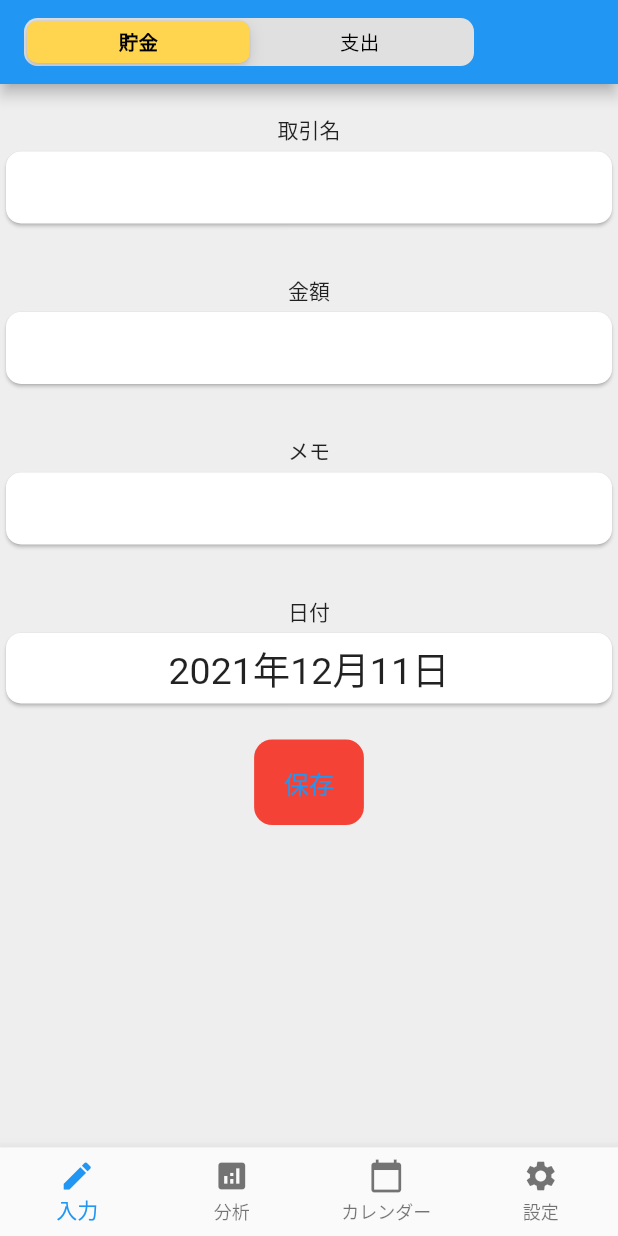
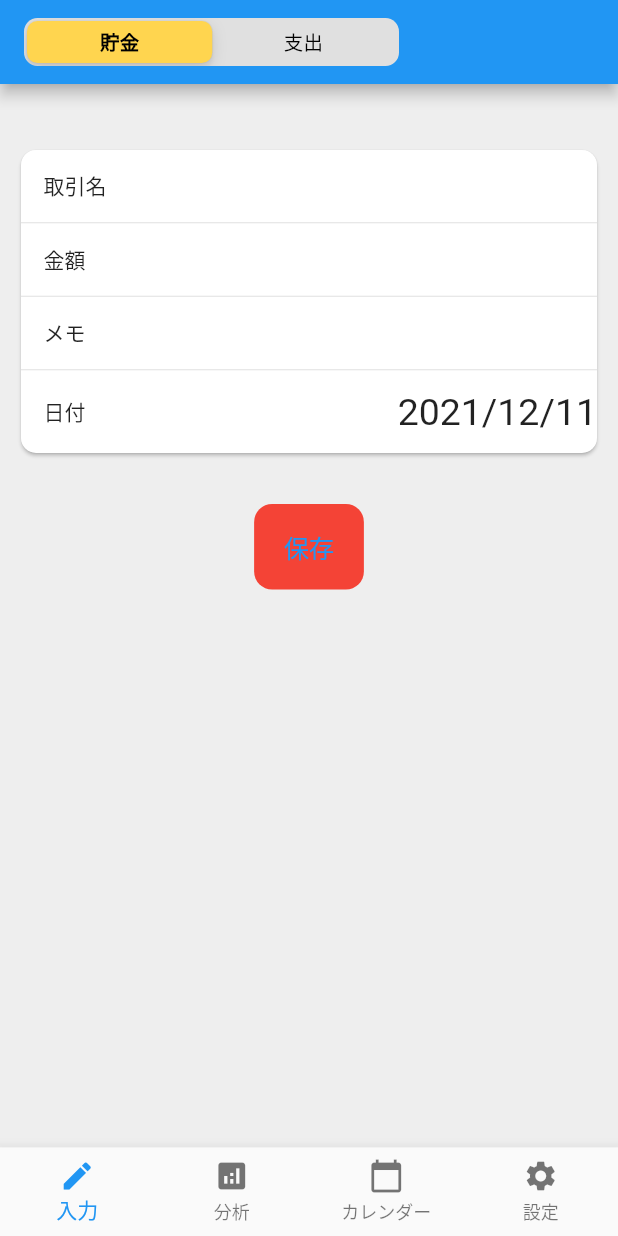
Before and after one commit to ShimamuraKaisei/flutter_virtuality_saving_app, a Flutter app: the screen it shows after launch, on a phone screen of 412 x 824 dp. Run offline on Flutter 3.47's test engine with Material 2 defaults, Android fonts, the light colour scheme and no system bars; our stand-ins replace flutter_hooks, hooks_riverpod, sqflite, state_notifier, table_calendar; accounts and stored records are empty.

Commit message:
commit47
trade追加ページのUI変更①

```diff
--- a/lib/presentation/calendar_trade/widget/calendar_trade/calendar_trade.dart
+++ b/lib/presentation/calendar_trade/widget/calendar_trade/calendar_trade.dart
@@ -67,7 +67,7 @@ class CalendarTrade extends HookWidget {
         return isSameDay(_selectedDay, day);
       },
       onDaySelected: (selectedDay, focuseDay) {
-        // if (!isSameDay(_selectedDay, selectedDay)) {
+        // if (!isSameDay(_selectedDay, selectedDay)) { //このままだと当日をタップしても関数が実行されない
         // context.read(calendarTradeController.notifier).getCurrentDate(selectedDay);//今の所使ってない
         //⏬
         context.read(tradeSelectController.notifier).selectDateOnTap(selectedDay);
--- a/lib/presentation/common/date_field_card.dart
+++ b/lib/presentation/common/date_field_card.dart
@@ -16,30 +16,33 @@ class DateFieldCard extends HookWidget {
     return Container(
       child: Column(
         children: [
-          SizedBox(height: 20),
-          Text(title),
+          // SizedBox(height: 20),
           InkWell(
             child: SizedBox(
               width: double.infinity,
               height: 55,
-              child: Card(
-                shape: RoundedRectangleBorder(
-                  borderRadius: BorderRadius.circular(10),
-                ),
-                child: Center(
-                  child: Text(
-                    DateFormat('yyyy年M月d日').format(selectedDate!),
-                    textAlign: TextAlign.center,
-                    style: TextStyle(fontSize: 25),
+              child: Row(
+                mainAxisAlignment: MainAxisAlignment.spaceBetween,
+                children: [
+                  Container(
+                    padding: EdgeInsets.only(left: 15),
+                    child: Text(title),
                   ),
-                ),
+                  Center(
+                    child: Text(
+                      DateFormat('yyyy/M/d').format(selectedDate!),
+                      textAlign: TextAlign.center,
+                      style: TextStyle(fontSize: 25),
+                    ),
+                  ),
+                ],
               ),
             ),
             onTap: () {
               dateSelectController.selectDateFromPicker(context);
             }, //⬅️ここでDatePickerを表示する
           ),
-          SizedBox(height: 20),
+          // SizedBox(height: 20),
         ],
       ),
     );
--- a/lib/presentation/common/money_text_field_card/money_text_field_card.dart
+++ /dev/null
@@ -1,50 +0,0 @@
-import 'package:flutter/cupertino.dart';
-import 'package:flutter/material.dart';
-import 'package:flutter/services.dart';
-import 'package:flutter_hooks/flutter_hooks.dart';
-// import 'package:keyboard_actions/keyboard_actions.dart';
-
-//取引金額、取引名、メモを入力するTextFieldを囲うCardWidget
-class MoneyTextFieldCard extends HookWidget {
-  final TextEditingController textEditingController;
-  final String title;
-  final TextInputType type;
-  final TextInputFormatter format;
-  // final FocusNode focusNode;
-  const MoneyTextFieldCard({
-    Key? key,
-    required this.textEditingController,
-    required this.title,
-    required this.type,
-    required this.format,
-    // required this.focusNode,
-  }) : super(key: key);
-
-  @override
-  Widget build(BuildContext context) {
-    return Container(
-      child: Column(
-        children: [
-          SizedBox(height: 20),
-          Text(title),
-          Card(
-            shape: RoundedRectangleBorder(
-              borderRadius: BorderRadius.circular(10),
-            ),
-            child: TextField(
-              // focusNode: focusNode,
-              inputFormatters: [format], //予定外のtextがTextFieldに入力されることを防ぐ（コピペ防止）
-              controller: textEditingController,
-              keyboardType: type, //キーボード指定
-              textAlign: TextAlign.center,
-              decoration: InputDecoration(
-                border: InputBorder.none,
-              ),
-            ),
-          ),
-          SizedBox(height: 10),
-        ],
-      ),
-    );
-  }
-}
--- a/lib/presentation/common/text_field_card.dart
+++ b/lib/presentation/common/text_field_card.dart
@@ -23,24 +23,25 @@ class TextFieldCard extends HookWidget {
     return Container(
       child: Column(
         children: [
-          SizedBox(height: 20),
-          Text(title),
-          Card(
-            shape: RoundedRectangleBorder(
-              borderRadius: BorderRadius.circular(10),
+          Row(
+            children: [
+              Container(
+                padding: EdgeInsets.only(left: 15),
+                child: Text(title),
               ),
+              Flexible(
                 child: TextField(
-              // focusNode: focusNode,
                   inputFormatters: [format], //予定外のtextがTextFieldに入力されることを防ぐ（コピペ防止）
                   controller: textEditingController,
                   keyboardType: type, //キーボード指定
-              textAlign: TextAlign.center,
+                  textAlign: TextAlign.end,
                   decoration: InputDecoration(
                     border: InputBorder.none,
                   ),
                 ),
               ),
-          SizedBox(height: 10),
+            ],
+          ),
         ],
       ),
     );
--- a/lib/presentation/create_trade/create_trade_page.dart
+++ b/lib/presentation/create_trade/create_trade_page.dart
@@ -1,9 +1,6 @@
 import 'package:flutter/material.dart';
-import 'package:flutter_virtuality_saving_app/presentation/create_trade/widget/trade_memo_text_field/trade_memo_text_field.dart';
-import 'package:flutter_virtuality_saving_app/presentation/create_trade/widget/trade_money_text_field/trade_money_text_field.dart';
-import 'package:flutter_virtuality_saving_app/presentation/create_trade/widget/trade_name_text_field/trade_name_text_field.dart';
+import 'package:flutter_virtuality_saving_app/presentation/create_trade/widget/trade_create_card/trade_create_card.dart';
 import 'package:flutter_virtuality_saving_app/presentation/create_trade/widget/trade_create_button/trade_create_button.dart';
-import 'package:flutter_virtuality_saving_app/presentation/create_trade/widget/trade_select_date/trade_select_date.dart';
 import 'package:flutter_virtuality_saving_app/presentation/create_trade/widget/trade_switing_buton/trade_switching_button.dart';
 // import 'package:keyboard_actions/keyboard_actions.dart';
 
@@ -25,10 +22,9 @@ class TradeCreatePage extends StatelessWidget {
             child: Column(
               mainAxisAlignment: MainAxisAlignment.center,
               children: [
-                TradeNameTextField(),
-                TradeMoneyTextField(),
-                TradeMemoTextField(),
-                TradeSelectDateField(day: day),
+                SizedBox(height: 30),
+                TradeCreateCard(day: day),
+                SizedBox(height: 20),
                 TradeCreateButton(),
               ],
             ),
--- /dev/null
+++ b/lib/presentation/create_trade/widget/trade_create_card/trade_create_card.dart
@@ -0,0 +1,33 @@
+import 'package:flutter/material.dart';
+import 'package:flutter_virtuality_saving_app/presentation/create_trade/widget/trade_memo_text_field/trade_memo_text_field.dart';
+import 'package:flutter_virtuality_saving_app/presentation/create_trade/widget/trade_money_text_field/trade_money_text_field.dart';
+import 'package:flutter_virtuality_saving_app/presentation/create_trade/widget/trade_name_text_field/trade_name_text_field.dart';
+import 'package:flutter_virtuality_saving_app/presentation/create_trade/widget/trade_select_date/trade_select_date.dart';
+
+class TradeCreateCard extends StatelessWidget {
+  const TradeCreateCard({Key? key, required this.day}) : super(key: key);
+  final DateTime day;
+  @override
+  Widget build(BuildContext context) {
+    return GestureDetector(
+      onTap: () => FocusManager.instance.primaryFocus?.unfocus(),
+      child: Container(
+        padding: EdgeInsets.all(10),
+        child: Card(
+          shape: RoundedRectangleBorder(borderRadius: BorderRadius.circular(10)),
+          child: Column(
+            children: [
+              TradeNameTextField(),
+              Divider(height: 1),
+              TradeMoneyTextField(),
+              Divider(height: 1),
+              TradeMemoTextField(),
+              Divider(height: 1),
+              TradeSelectDateField(day: day),
+            ],
+          ),
+        ),
+      ),
+    );
+  }
+}
--- a/lib/presentation/create_trade/widget/trade_money_text_field/trade_money_text_field.dart
+++ b/lib/presentation/create_trade/widget/trade_money_text_field/trade_money_text_field.dart
@@ -1,6 +1,5 @@
 import 'package:flutter/material.dart';
 import 'package:flutter/services.dart';
-import 'package:flutter_virtuality_saving_app/presentation/common/money_text_field_card/money_text_field_card.dart';
 import 'package:flutter_virtuality_saving_app/presentation/common/text_field_card.dart';
 import 'package:flutter_hooks/flutter_hooks.dart';
 import 'package:flutter_virtuality_saving_app/presentation/create_trade/widget/trade_money_text_field/trade_money_text_field_controller.dart';
@@ -14,12 +13,11 @@ class TradeMoneyTextField extends HookWidget {
   @override
   Widget build(BuildContext context) {
     final moneyController = useProvider(tradeAmountMoneyTextFieldController).textEdtingController;
-    return MoneyTextFieldCard(
+    return TextFieldCard(
       textEditingController: moneyController,
       title: "金額",
       type: TextInputType.number,
       format: FilteringTextInputFormatter.digitsOnly, //コピペで数字以外がフィールドに入力されることを防ぐ
-      // focusNode: FocusNode(),
     );
   }
 }
--- a/lib/presentation/create_trade/widget/trade_switing_buton/trade_switching_button.dart
+++ b/lib/presentation/create_trade/widget/trade_switing_buton/trade_switching_button.dart
@@ -12,7 +12,7 @@ class TradeSwitingButton extends HookWidget {
   Widget build(BuildContext context) {
     final indexState = useProvider(tradeSwitingButtonController).indexState;
     return Container(
-      width: 300,
+      width: 250,
       child: CupertinoSlidingSegmentedControl(
         backgroundColor: Colors.grey[300]!,
         thumbColor: Colors.amber[300]!,
```
Lines whose indentation alone changed are shown as unchanged.
